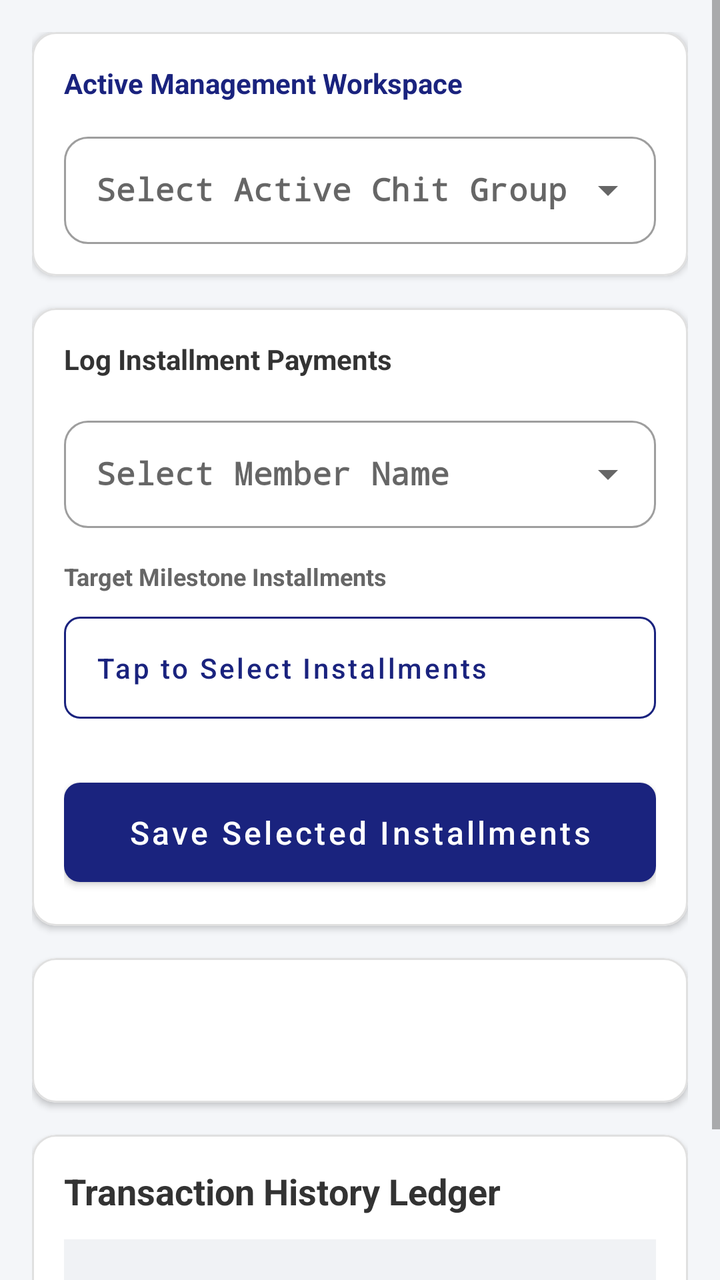
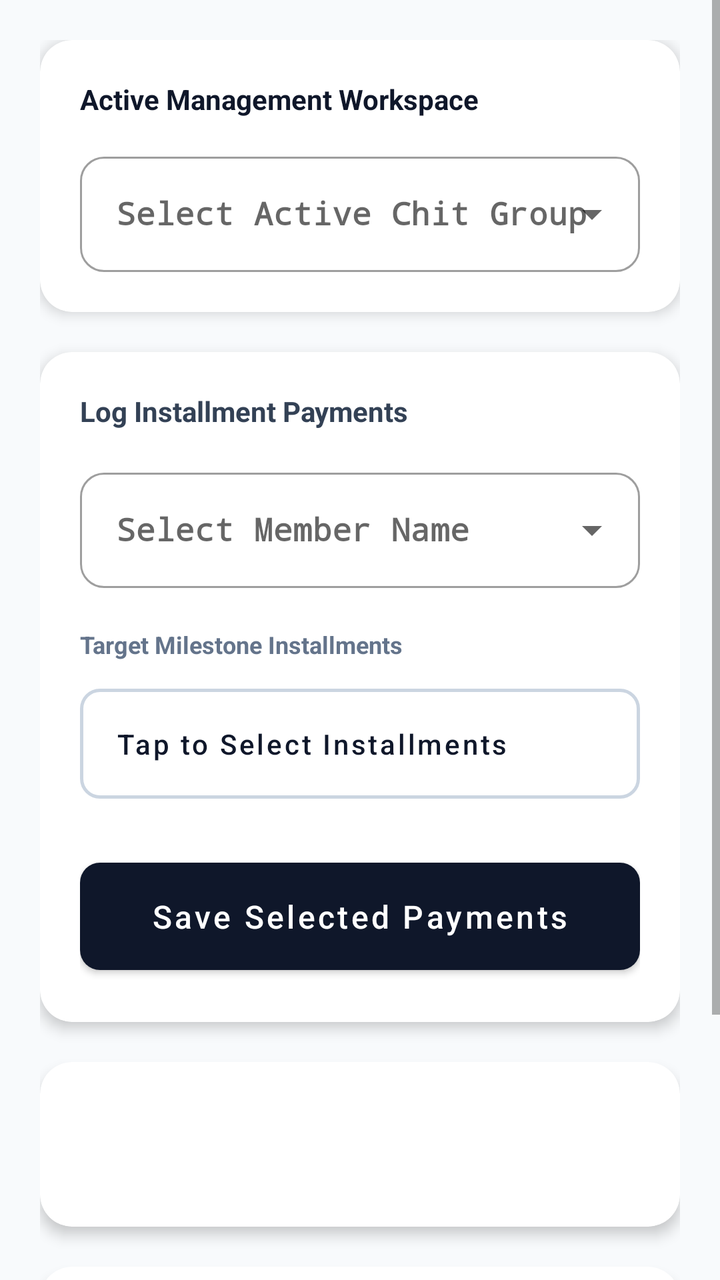

Screens rendered from an Android XML layout before and after an edit, with the pre-edit source and the edit as a unified diff.
<!-- AndroidManifest.xml: application theme Theme.ChitFundManager -->
<!-- res/layout/activity_main.xml -->
<?xml version="1.0" encoding="utf-8"?>
<ScrollView xmlns:android="http://schemas.android.com/apk/res/android"
    xmlns:app="http://schemas.android.com/apk/res-auto"
    android:layout_width="match_parent"
    android:layout_height="match_parent"
    android:background="#F4F6F9"
    android:fillViewport="true">

    <LinearLayout
        android:layout_width="match_parent"
        android:layout_height="wrap_content"
        android:orientation="vertical"
        android:padding="16dp">

        
        <com.google.android.material.card.MaterialCardView
            android:layout_width="match_parent"
            android:layout_height="wrap_content"
            android:layout_marginBottom="16dp"
            app:cardCornerRadius="12dp"
            app:cardElevation="2dp"
            app:strokeColor="#E0E0E0"
            app:strokeWidth="1dp">

            <LinearLayout
                android:layout_width="match_parent"
                android:layout_height="wrap_content"
                android:orientation="vertical"
                android:padding="16dp">

                <TextView
                    android:layout_width="wrap_content"
                    android:layout_height="wrap_content"
                    android:text="Active Management Workspace"
                    android:textColor="#1A237E"
                    android:textSize="14sp"
                    android:textStyle="bold"
                    android:layout_marginBottom="12dp" />

                <com.google.android.material.textfield.TextInputLayout
                    style="@style/Widget.MaterialComponents.TextInputLayout.OutlinedBox.ExposedDropdownMenu"
                    android:layout_width="match_parent"
                    android:layout_height="wrap_content"
                    android:hint="Select Active Chit Group">

                    <AutoCompleteTextView
                        android:id="@+id/spChitSelector"
                        android:layout_width="match_parent"
                        android:layout_height="wrap_content"
                        android:inputType="none"
                        android:padding="16dp"
                        android:textSize="16sp"
                        android:fontFamily="monospace"
                        android:textStyle="bold"
                        android:textColor="#1A237E"
                        android:popupBackground="@drawable/dropdown_popup_bg" />
                </com.google.android.material.textfield.TextInputLayout>
            </LinearLayout>
        </com.google.android.material.card.MaterialCardView>

        
        <com.google.android.material.card.MaterialCardView
            android:id="@+id/llFormContainer"
            android:layout_width="match_parent"
            android:layout_height="wrap_content"
            android:layout_marginBottom="16dp"
            app:cardCornerRadius="12dp"
            app:cardElevation="2dp"
            app:strokeColor="#E0E0E0"
            app:strokeWidth="1dp">

            <LinearLayout
                android:layout_width="match_parent"
                android:layout_height="wrap_content"
                android:orientation="vertical"
                android:padding="16dp">

                <TextView
                    android:layout_width="wrap_content"
                    android:layout_height="wrap_content"
                    android:text="Log Installment Payments"
                    android:textColor="#333333"
                    android:textSize="14sp"
                    android:textStyle="bold"
                    android:layout_marginBottom="16dp" />

                <com.google.android.material.textfield.TextInputLayout
                    style="@style/Widget.MaterialComponents.TextInputLayout.OutlinedBox.ExposedDropdownMenu"
                    android:layout_width="match_parent"
                    android:layout_height="wrap_content"
                    android:layout_marginBottom="16dp"
                    android:hint="Select Member Name">

                    <AutoCompleteTextView
                        android:id="@+id/spMembers"
                        android:layout_width="match_parent"
                        android:layout_height="wrap_content"
                        android:inputType="none"
                        android:padding="16dp"
                        android:fontFamily="monospace"
                        android:textStyle="bold"
                        android:textColor="#1A237E"
                        android:popupBackground="@drawable/dropdown_popup_bg" />
                </com.google.android.material.textfield.TextInputLayout>

                <TextView
                    android:layout_width="wrap_content"
                    android:layout_height="wrap_content"
                    android:text="Target Milestone Installments"
                    android:textColor="#666666"
                    android:textSize="12sp"
                    android:textStyle="bold"
                    android:layout_marginBottom="6dp" />

                <com.google.android.material.button.MaterialButton
                    android:id="@+id/btnSelectInstallments"
                    style="@style/Widget.MaterialComponents.Button.OutlinedButton"
                    android:layout_width="match_parent"
                    android:layout_height="wrap_content"
                    android:layout_marginBottom="20dp"
                    android:text="Tap to Select Installments"
                    android:textColor="#1A237E"
                    android:gravity="start|center_vertical"
                    android:padding="16dp"
                    android:textAllCaps="false"
                    app:strokeColor="#1A237E"
                    app:strokeWidth="1dp"
                    app:cornerRadius="8dp" />

                <com.google.android.material.button.MaterialButton
                    android:id="@+id/btnAddInstallment"
                    android:layout_width="match_parent"
                    android:layout_height="wrap_content"
                    android:text="Save Selected Installments"
                    android:textAllCaps="false"
                    android:textSize="16sp"
                    android:padding="14dp"
                    app:backgroundTint="#1A237E"
                    app:cornerRadius="8dp" />
            </LinearLayout>
        </com.google.android.material.card.MaterialCardView>

        
        <com.google.android.material.card.MaterialCardView
            android:layout_width="match_parent"
            android:layout_height="wrap_content"
            android:layout_marginBottom="16dp"
            app:cardCornerRadius="12dp"
            app:cardElevation="2dp"
            app:strokeColor="#E0E0E0"
            app:strokeWidth="1dp">

            <LinearLayout
                android:layout_width="match_parent"
                android:layout_height="wrap_content"
                android:orientation="vertical"
                android:padding="16dp">

                <TextView
                    android:id="@+id/tvFundTitle"
                    android:layout_width="match_parent"
                    android:layout_height="wrap_content"
                    android:textSize="18sp"
                    android:fontFamily="monospace"
                    android:textStyle="bold"
                    android:textColor="#1A237E"
                    android:layout_marginBottom="16dp" />

                <HorizontalScrollView
                    android:layout_width="match_parent"
                    android:layout_height="wrap_content">

                    <TableLayout
                        android:id="@+id/tlFundTable"
                        android:layout_width="wrap_content"
                        android:layout_height="wrap_content"
                        android:stretchColumns="*" />
                </HorizontalScrollView>
            </LinearLayout>
        </com.google.android.material.card.MaterialCardView>

        
        <com.google.android.material.card.MaterialCardView
            android:layout_width="match_parent"
            android:layout_height="wrap_content"
            android:layout_marginBottom="16dp"
            app:cardCornerRadius="12dp"
            app:cardElevation="2dp"
            app:strokeColor="#E0E0E0"
            app:strokeWidth="1dp">

            <LinearLayout
                android:layout_width="match_parent"
                android:layout_height="wrap_content"
                android:orientation="vertical"
                android:padding="16dp">

                <TextView
                    android:layout_width="wrap_content"
                    android:layout_height="wrap_content"
                    android:text="Transaction History Ledger"
                    android:textSize="18sp"
                    android:textStyle="bold"
                    android:textColor="#333333"
                    android:layout_marginBottom="12dp"/>

                <TextView
                    android:id="@+id/tvHistorySummary"
                    android:layout_width="match_parent"
                    android:layout_height="wrap_content"
                    android:background="#F0F2F5"
                    android:padding="12dp"
                    android:textColor="#455A64"
                    android:textStyle="bold"
                    android:textSize="13sp"
                    android:layout_marginBottom="16dp"/>

                <HorizontalScrollView
                    android:layout_width="match_parent"
                    android:layout_height="wrap_content">

                    <TableLayout
                        android:id="@+id/tlHistoryTable"
                        android:layout_width="wrap_content"
                        android:layout_height="wrap_content"
                        android:stretchColumns="*" />
                </HorizontalScrollView>
            </LinearLayout>
        </com.google.android.material.card.MaterialCardView>

    </LinearLayout>
</ScrollView>
<!-- resources referenced by this layout -->
<resources>
  <!-- drawable dropdown_popup_bg (drawable) -->
  <?xml version="1.0" encoding="utf-8"?>
  <shape xmlns:android="http://schemas.android.com/apk/res/android"
      android:shape="rectangle">
      <solid android:color="#FFFFFF" />
      <corners android:radius="12dp" />
      <stroke android:width="1dp" android:color="#E0E0E0" />
  </shape>
  <style name="Theme.ChitFundManager" parent="Theme.MaterialComponents.Light.DarkActionBar">
          <item name="colorPrimary">#0F172A</item>
          <item name="colorPrimaryDark">#020617</item>
          <item name="colorAccent">#10B981</item>
          
          <item name="android:windowBackground">#F8FAFC</item>
          <item name="cardBackgroundColor">#FFFFFF</item>
  
          <item name="materialAlertDialogTheme">@style/PremiumRoundedAlertDialogTheme</item>
          <item name="shapeAppearanceSmallComponent">@style/PremiumRoundedComponentsSmall</item>
      </style>
  <style name="PremiumRoundedAlertDialogTheme" parent="Theme.MaterialComponents.Light.Dialog.Alert">
          <item name="shapeAppearanceOverlay">@style/PremiumAlertDialogShape</item>
          <item name="backgroundTint">#FFFFFF</item>
      </style>
  <style name="PremiumRoundedComponentsSmall" parent="ShapeAppearance.MaterialComponents.SmallComponent">
          <item name="cornerSize">12dp</item>
      </style>
  <style name="PremiumAlertDialogShape" parent="ShapeAppearance.MaterialComponents.MediumComponent">
          <item name="cornerSize">16dp</item>
      </style>
</resources>

<!-- the commit's change to res/layout/activity_main.xml (unified diff, before → after) -->
@@ -3,39 +3,37 @@
     xmlns:app="http://schemas.android.com/apk/res-auto"
     android:layout_width="match_parent"
     android:layout_height="match_parent"
-    android:background="#F4F6F9"
+    android:background="#F8FAFC"
     android:fillViewport="true">
 
     <LinearLayout
         android:layout_width="match_parent"
         android:layout_height="wrap_content"
         android:orientation="vertical"
-        android:padding="16dp">
-
-        
-        <com.google.android.material.card.MaterialCardView
-            android:layout_width="match_parent"
-            android:layout_height="wrap_content"
-            android:layout_marginBottom="16dp"
-            app:cardCornerRadius="12dp"
-            app:cardElevation="2dp"
-            app:strokeColor="#E0E0E0"
-            app:strokeWidth="1dp">
-
-            <LinearLayout
-                android:layout_width="match_parent"
-                android:layout_height="wrap_content"
-                android:orientation="vertical"
-                android:padding="16dp">
+        android:padding="20dp">
+
+        <com.google.android.material.card.MaterialCardView
+            android:layout_width="match_parent"
+            android:layout_height="wrap_content"
+            android:layout_marginBottom="20dp"
+            app:cardCornerRadius="16dp"
+            app:cardElevation="4dp"
+            app:strokeWidth="0dp">
+
+            <LinearLayout
+                android:layout_width="match_parent"
+                android:layout_height="wrap_content"
+                android:orientation="vertical"
+                android:padding="20dp">
 
                 <TextView
                     android:layout_width="wrap_content"
                     android:layout_height="wrap_content"
                     android:text="Active Management Workspace"
-                    android:textColor="#1A237E"
+                    android:textColor="#0F172A"
                     android:textSize="14sp"
                     android:textStyle="bold"
-                    android:layout_marginBottom="12dp" />
+                    android:layout_marginBottom="14dp" />
 
                 <com.google.android.material.textfield.TextInputLayout
                     style="@style/Widget.MaterialComponents.TextInputLayout.OutlinedBox.ExposedDropdownMenu"
@@ -48,38 +46,36 @@
                         android:layout_width="match_parent"
                         android:layout_height="wrap_content"
                         android:inputType="none"
-                        android:padding="16dp"
+                        android:padding="18dp"
                         android:textSize="16sp"
                         android:fontFamily="monospace"
                         android:textStyle="bold"
-                        android:textColor="#1A237E"
+                        android:textColor="#0F172A"
                         android:popupBackground="@drawable/dropdown_popup_bg" />
                 </com.google.android.material.textfield.TextInputLayout>
             </LinearLayout>
         </com.google.android.material.card.MaterialCardView>
 
-        
         <com.google.android.material.card.MaterialCardView
             android:id="@+id/llFormContainer"
             android:layout_width="match_parent"
             android:layout_height="wrap_content"
-            android:layout_marginBottom="16dp"
-            app:cardCornerRadius="12dp"
-            app:cardElevation="2dp"
-            app:strokeColor="#E0E0E0"
-            app:strokeWidth="1dp">
-
-            <LinearLayout
-                android:layout_width="match_parent"
-                android:layout_height="wrap_content"
-                android:orientation="vertical"
-                android:padding="16dp">
+            android:layout_marginBottom="20dp"
+            app:cardCornerRadius="16dp"
+            app:cardElevation="4dp"
+            app:strokeWidth="0dp">
+
+            <LinearLayout
+                android:layout_width="match_parent"
+                android:layout_height="wrap_content"
+                android:orientation="vertical"
+                android:padding="20dp">
 
                 <TextView
                     android:layout_width="wrap_content"
                     android:layout_height="wrap_content"
                     android:text="Log Installment Payments"
-                    android:textColor="#333333"
+                    android:textColor="#334155"
                     android:textSize="14sp"
                     android:textStyle="bold"
                     android:layout_marginBottom="16dp" />
@@ -88,7 +84,7 @@
                     style="@style/Widget.MaterialComponents.TextInputLayout.OutlinedBox.ExposedDropdownMenu"
                     android:layout_width="match_parent"
                     android:layout_height="wrap_content"
-                    android:layout_marginBottom="16dp"
+                    android:layout_marginBottom="20dp"
                     android:hint="Select Member Name">
 
                     <AutoCompleteTextView
@@ -96,10 +92,10 @@
                         android:layout_width="match_parent"
                         android:layout_height="wrap_content"
                         android:inputType="none"
-                        android:padding="16dp"
+                        android:padding="18dp"
                         android:fontFamily="monospace"
                         android:textStyle="bold"
-                        android:textColor="#1A237E"
+                        android:textColor="#0F172A"
                         android:popupBackground="@drawable/dropdown_popup_bg" />
                 </com.google.android.material.textfield.TextInputLayout>
 
@@ -107,10 +103,10 @@
                     android:layout_width="wrap_content"
                     android:layout_height="wrap_content"
                     android:text="Target Milestone Installments"
-                    android:textColor="#666666"
+                    android:textColor="#64748B"
                     android:textSize="12sp"
                     android:textStyle="bold"
-                    android:layout_marginBottom="6dp" />
+                    android:layout_marginBottom="8dp" />
 
                 <com.google.android.material.button.MaterialButton
                     android:id="@+id/btnSelectInstallments"
@@ -119,42 +115,40 @@
                     android:layout_height="wrap_content"
                     android:layout_marginBottom="20dp"
                     android:text="Tap to Select Installments"
-                    android:textColor="#1A237E"
+                    android:textColor="#0F172A"
                     android:gravity="start|center_vertical"
-                    android:padding="16dp"
+                    android:padding="18dp"
                     android:textAllCaps="false"
-                    app:strokeColor="#1A237E"
-                    app:strokeWidth="1dp"
-                    app:cornerRadius="8dp" />
+                    app:strokeColor="#CBD5E1"
+                    app:strokeWidth="1.5dp"
+                    app:cornerRadius="10dp" />
 
                 <com.google.android.material.button.MaterialButton
                     android:id="@+id/btnAddInstallment"
                     android:layout_width="match_parent"
                     android:layout_height="wrap_content"
-                    android:text="Save Selected Installments"
+                    android:text="Save Selected Payments"
                     android:textAllCaps="false"
                     android:textSize="16sp"
-                    android:padding="14dp"
-                    app:backgroundTint="#1A237E"
-                    app:cornerRadius="8dp" />
-            </LinearLayout>
-        </com.google.android.material.card.MaterialCardView>
-
-        
-        <com.google.android.material.card.MaterialCardView
-            android:layout_width="match_parent"
-            android:layout_height="wrap_content"
-            android:layout_marginBottom="16dp"
-            app:cardCornerRadius="12dp"
-            app:cardElevation="2dp"
-            app:strokeColor="#E0E0E0"
-            app:strokeWidth="1dp">
-
-            <LinearLayout
-                android:layout_width="match_parent"
-                android:layout_height="wrap_content"
-                android:orientation="vertical"
-                android:padding="16dp">
+                    android:padding="16dp"
+                    app:backgroundTint="#0F172A"
+                    app:cornerRadius="10dp" />
+            </LinearLayout>
+        </com.google.android.material.card.MaterialCardView>
+
+        <com.google.android.material.card.MaterialCardView
+            android:layout_width="match_parent"
+            android:layout_height="wrap_content"
+            android:layout_marginBottom="20dp"
+            app:cardCornerRadius="16dp"
+            app:cardElevation="4dp"
+            app:strokeWidth="0dp">
+
+            <LinearLayout
+                android:layout_width="match_parent"
+                android:layout_height="wrap_content"
+                android:orientation="vertical"
+                android:padding="20dp">
 
                 <TextView
                     android:id="@+id/tvFundTitle"
@@ -163,8 +157,8 @@
                     android:textSize="18sp"
                     android:fontFamily="monospace"
                     android:textStyle="bold"
-                    android:textColor="#1A237E"
-                    android:layout_marginBottom="16dp" />
+                    android:textColor="#0F172A"
+                    android:layout_marginBottom="18dp" />
 
                 <HorizontalScrollView
                     android:layout_width="match_parent"
@@ -179,21 +173,19 @@
             </LinearLayout>
         </com.google.android.material.card.MaterialCardView>
 
-        
-        <com.google.android.material.card.MaterialCardView
-            android:layout_width="match_parent"
-            android:layout_height="wrap_content"
-            android:layout_marginBottom="16dp"
-            app:cardCornerRadius="12dp"
-            app:cardElevation="2dp"
-            app:strokeColor="#E0E0E0"
-            app:strokeWidth="1dp">
-
-            <LinearLayout
-                android:layout_width="match_parent"
-                android:layout_height="wrap_content"
-                android:orientation="vertical"
-                android:padding="16dp">
+        <com.google.android.material.card.MaterialCardView
+            android:layout_width="match_parent"
+            android:layout_height="wrap_content"
+            android:layout_marginBottom="12dp"
+            app:cardCornerRadius="16dp"
+            app:cardElevation="4dp"
+            app:strokeWidth="0dp">
+
+            <LinearLayout
+                android:layout_width="match_parent"
+                android:layout_height="wrap_content"
+                android:orientation="vertical"
+                android:padding="20dp">
 
                 <TextView
                     android:layout_width="wrap_content"
@@ -201,19 +193,19 @@
                     android:text="Transaction History Ledger"
                     android:textSize="18sp"
                     android:textStyle="bold"
-                    android:textColor="#333333"
-                    android:layout_marginBottom="12dp"/>
+                    android:textColor="#0F172A"
+                    android:layout_marginBottom="14dp"/>
 
                 <TextView
                     android:id="@+id/tvHistorySummary"
                     android:layout_width="match_parent"
                     android:layout_height="wrap_content"
-                    android:background="#F0F2F5"
-                    android:padding="12dp"
-                    android:textColor="#455A64"
+                    android:background="#F8FAFC"
+                    android:padding="14dp"
+                    android:textColor="#334155"
                     android:textStyle="bold"
                     android:textSize="13sp"
-                    android:layout_marginBottom="16dp"/>
+                    android:layout_marginBottom="18dp"/>
 
                 <HorizontalScrollView
                     android:layout_width="match_parent"
